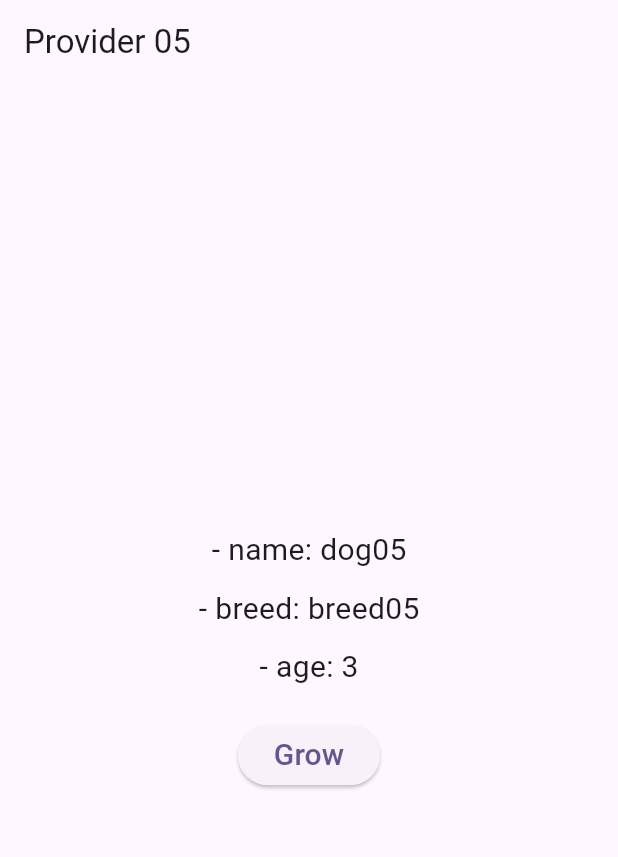
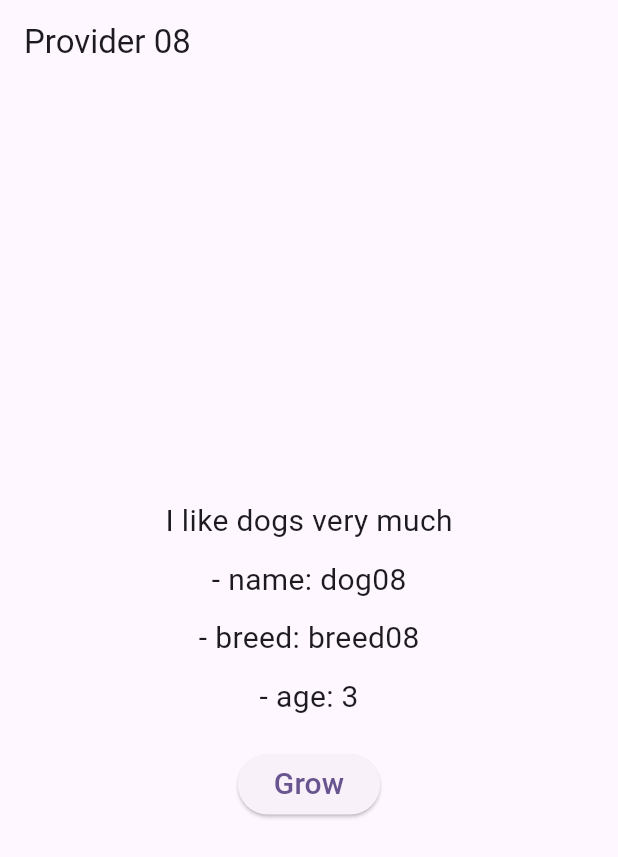
Before and after one commit to DONGL3XD/Learn_Flutter, a Flutter app: the screen it shows after launch, on a phone screen of 412 x 824 dp. Shown: the top 857 px of the screen. Run offline on Flutter 3.47's test engine with Material 3 defaults, Android fonts, the phone set to English and light mode, and no system bars.

Commit message:
25.04.24 ~Chapter 15

```diff
--- /dev/null
+++ b/devtools_options.yaml
@@ -0,0 +1,3 @@
+description: This file stores settings for Dart & Flutter DevTools.
+documentation: https://docs.flutter.dev/tools/devtools/extensions#configure-extension-enablement-states
+extensions:
--- a/lib/main.dart
+++ b/lib/main.dart
@@ -19,9 +19,9 @@ class MyApp extends StatelessWidget {
   @override
   Widget build(BuildContext context) {
     return ChangeNotifierProvider<Dog>(
-      create: (context) => Dog(name: 'dog05', breed: 'breed05', age: 3),
+      create: (context) => Dog(name: 'dog08', breed: 'breed08', age: 3),
       child: MaterialApp(
-        title: 'Provider05',
+        title: 'Provider08',
         theme: ThemeData(
           colorScheme: ColorScheme.fromSeed(seedColor: Colors.deepPurple),
           useMaterial3: true,
@@ -49,20 +49,24 @@ class _MyHomePageState extends State<MyHomePage> {
     // fast, so that you can just rebuild anything that needs updating rather
     // than having to individually change instances of widgets.
     return Scaffold(
-      appBar: AppBar(title: Text("Provider 05")),
-      body: Center(
+      appBar: AppBar(title: Text("Provider 08")),
+      body: Consumer<Dog>(
+        builder: (BuildContext context, Dog dog, Widget? child) {
+          return Center(
             child: Column(
               mainAxisAlignment: MainAxisAlignment.center,
               mainAxisSize: MainAxisSize.min,
               children: [
-            Text(
-              '- name: ${context.watch<Dog>().name}',
-              style: TextStyle(fontSize: 20),
-            ),
+                child!,
+                SizedBox(height: 10),
+                Text('- name: ${dog.name}', style: TextStyle(fontSize: 20)),
                 SizedBox(height: 10),
                 BreedAndAge(),
               ],
             ),
+          );
+        },
+        child: Text('I like dogs very much', style: TextStyle(fontSize: 20)),
       ),
     );
   }
@@ -72,15 +76,16 @@ class BreedAndAge extends StatelessWidget {
   const BreedAndAge({super.key});
   @override
   Widget build(BuildContext context) {
+    return Consumer<Dog>(
+      builder: (BuildContext _, Dog dog, Widget? __) {
         return Column(
           children: [
-        Text(
-          '- breed: ${context.select<Dog, String>((Dog dog) => dog.breed)}',
-          style: TextStyle(fontSize: 20),
-        ),
+            Text('- breed: ${dog.breed}', style: TextStyle(fontSize: 20)),
             SizedBox(height: 10),
             Age(),
           ],
+        );
+      },
     );
   }
 }
@@ -90,18 +95,19 @@ class Age extends StatelessWidget {
 
   @override
   Widget build(BuildContext context) {
+    return Consumer<Dog>(
+      builder: (BuildContext _, Dog dog, Widget? __) {
         return Column(
           children: [
-        Text(
-          '- age: ${context.select<Dog, int>((Dog dog) => dog.age)}',
-          style: TextStyle(fontSize: 20),
-        ),
+            Text('- age: ${dog.age}', style: TextStyle(fontSize: 20)),
             SizedBox(height: 20),
             ElevatedButton(
-          onPressed: () => context.read<Dog>().grow(),
+              onPressed: () => dog.grow(),
               child: Text('Grow', style: TextStyle(fontSize: 20)),
             ),
           ],
         );
+      },
+    );
   }
 }
```
Lines whose indentation alone changed are shown as unchanged.
